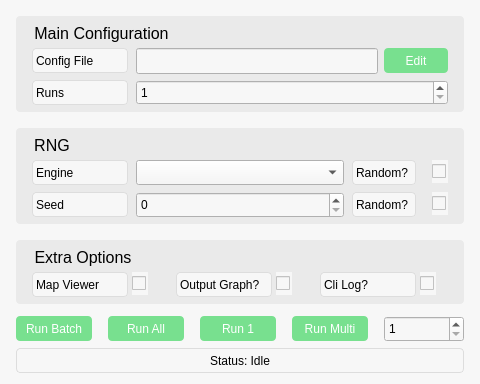
This is main/cpp/ui/stridewindow.ui in svissers/peryite as Qt 5 draws it before an edit. The edited form follows.
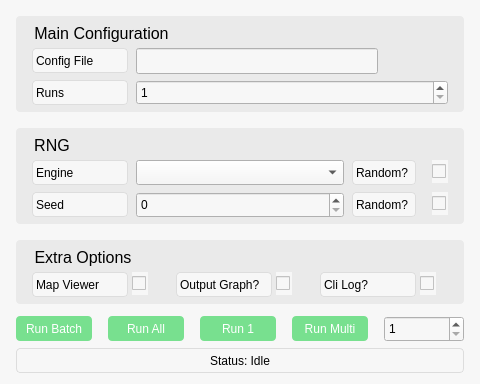
This is the edited form.

Commit message: Edit config file moved to main menu so it can be edited before geo and popgen

```diff
--- a/main/cpp/ui/stridewindow.ui
+++ b/main/cpp/ui/stridewindow.ui
@@ -145,19 +145,6 @@
      </rect>
     </property>
    </widget>
-   <widget class="QPushButton" name="editConfigButton">
-    <property name="geometry">
-     <rect>
-      <x>368</x>
-      <y>32</y>
-      <width>64</width>
-      <height>25</height>
-     </rect>
-    </property>
-    <property name="text">
-     <string>Edit</string>
-    </property>
-   </widget>
   </widget>
   <widget class="QGroupBox" name="RngGroup">
    <property name="geometry">
```
The commit also changes 12 other files.
